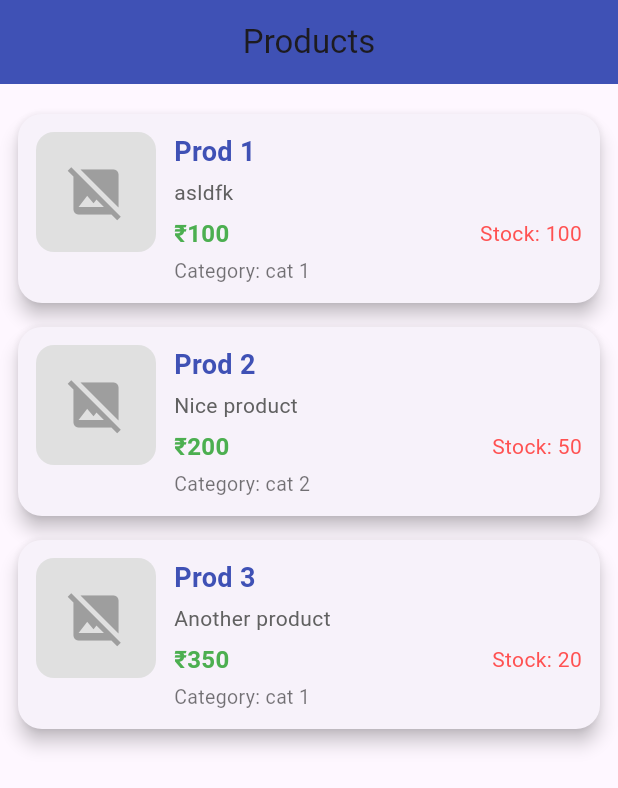
After one commit to shihabLuminar/luminar_api_sample_april_2025, a Flutter app: the HomePage screen opened directly, on a phone screen of 412 x 824 dp. The commit adds this screen. Shown: the top 788 px of the screen. Run offline on Flutter 3.47's test engine with Material 3 defaults, Android fonts, the phone set to English and light mode, and no system bars.

Commit message:
home page added

```diff
--- /dev/null
+++ b/lib/view/home_screen/home_screen.dart
@@ -0,0 +1,140 @@
+import 'package:flutter/material.dart';
+
+class HomePage extends StatelessWidget {
+  HomePage({super.key});
+
+  final List<Map<String, dynamic>> products = [
+    {
+      "name": "Prod 1",
+      "description": "asldfk",
+      "price": 100,
+      "stock": 100,
+      "category": "cat 1",
+      "image_url": null,
+    },
+    {
+      "name": "Prod 2",
+      "description": "Nice product",
+      "price": 200,
+      "stock": 50,
+      "category": "cat 2",
+      "image_url": null, // sample image
+    },
+    {
+      "name": "Prod 3",
+      "description": "Another product",
+      "price": 350,
+      "stock": 20,
+      "category": "cat 1",
+      "image_url": null,
+    },
+  ];
+
+  @override
+  Widget build(BuildContext context) {
+    return Scaffold(
+      appBar: AppBar(
+        title: const Text("Products"),
+        backgroundColor: Colors.indigo,
+        centerTitle: true,
+      ),
+      body: ListView.builder(
+        padding: const EdgeInsets.all(12),
+        itemCount: products.length,
+        itemBuilder: (context, index) {
+          final product = products[index];
+          return Card(
+            elevation: 5,
+            shape: RoundedRectangleBorder(
+              borderRadius: BorderRadius.circular(16),
+            ),
+            margin: const EdgeInsets.symmetric(vertical: 8),
+            child: Padding(
+              padding: const EdgeInsets.all(12),
+              child: Row(
+                crossAxisAlignment: CrossAxisAlignment.start,
+                children: [
+                  // Product Image
+                  ClipRRect(
+                    borderRadius: BorderRadius.circular(12),
+                    child: product["image_url"] != null
+                        ? Image.network(
+                            product["image_url"],
+                            height: 80,
+                            width: 80,
+                            fit: BoxFit.cover,
+                          )
+                        : Container(
+                            height: 80,
+                            width: 80,
+                            color: Colors.grey.shade300,
+                            child: const Icon(
+                              Icons.image_not_supported,
+                              size: 40,
+                              color: Colors.grey,
+                            ),
+                          ),
+                  ),
+                  const SizedBox(width: 12),
+                  // Product Details
+                  Expanded(
+                    child: Column(
+                      crossAxisAlignment: CrossAxisAlignment.start,
+                      children: [
+                        Text(
+                          product["name"],
+                          style: const TextStyle(
+                            fontSize: 18,
+                            fontWeight: FontWeight.bold,
+                            color: Colors.indigo,
+                          ),
+                        ),
+                        const SizedBox(height: 4),
+                        Text(
+                          product["description"],
+                          style: TextStyle(
+                            fontSize: 14,
+                            color: Colors.grey[700],
+                          ),
+                        ),
+                        const SizedBox(height: 6),
+                        Row(
+                          mainAxisAlignment: MainAxisAlignment.spaceBetween,
+                          children: [
+                            Text(
+                              "₹${product["price"]}",
+                              style: const TextStyle(
+                                fontSize: 16,
+                                fontWeight: FontWeight.bold,
+                                color: Colors.green,
+                              ),
+                            ),
+                            Text(
+                              "Stock: ${product["stock"]}",
+                              style: const TextStyle(
+                                fontSize: 14,
+                                color: Colors.redAccent,
+                              ),
+                            ),
+                          ],
+                        ),
+                        const SizedBox(height: 4),
+                        Text(
+                          "Category: ${product["category"]}",
+                          style: const TextStyle(
+                            fontSize: 13,
+                            color: Colors.black54,
+                          ),
+                        ),
+                      ],
+                    ),
+                  ),
+                ],
+              ),
+            ),
+          );
+        },
+      ),
+    );
+  }
+}
--- a/lib/view/login_screen/login_screen.dart
+++ b/lib/view/login_screen/login_screen.dart
@@ -1,4 +1,5 @@
 import 'package:flutter/material.dart';
+import 'package:luminar_api_sample_april_2025/view/home_screen/home_screen.dart';
 
 class LoginScreen extends StatefulWidget {
   const LoginScreen({super.key});
@@ -16,8 +17,10 @@ class _LoginScreenState extends State<LoginScreen> {
 
   void _login() {
     if (_formKey.currentState!.validate()) {
-      ScaffoldMessenger.of(context).showSnackBar(
-        SnackBar(content: Text("Logging in as ${_emailController.text}")),
+      Navigator.pushAndRemoveUntil(
+        context,
+        MaterialPageRoute(builder: (context) => HomePage()),
+        (route) => false,
       );
     }
   }
```
